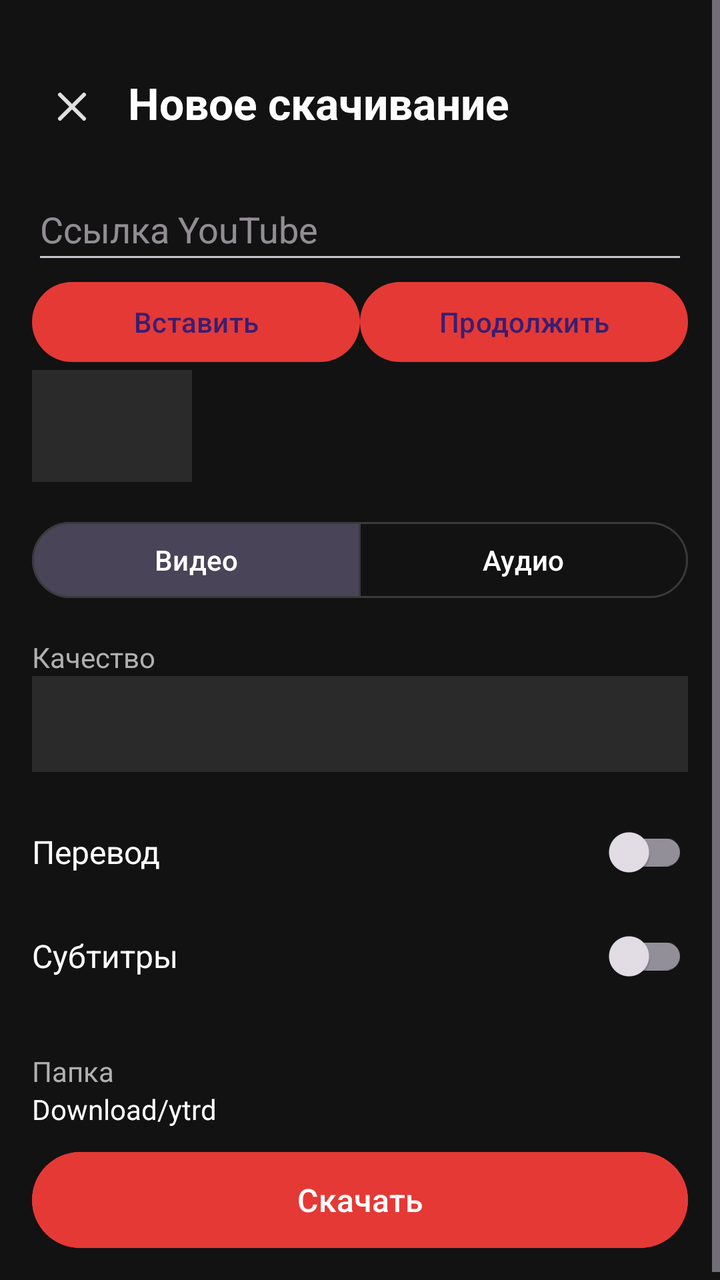
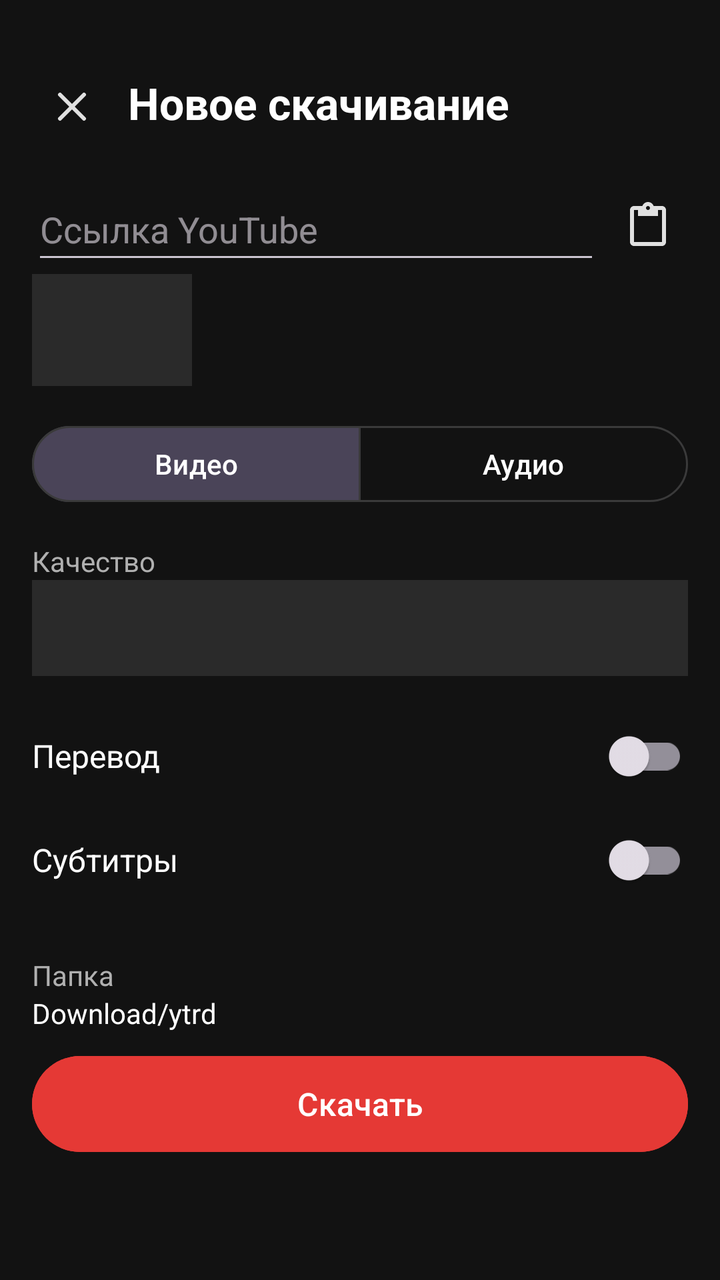

Compare the two renders of this Android layout. The source of the first and the diff that turns it into the second are given below.
<!-- AndroidManifest.xml: application theme AppTheme -->
<!-- res/layout/fragment_params.xml -->
<?xml version="1.0" encoding="utf-8"?>
<ScrollView xmlns:android="http://schemas.android.com/apk/res/android"
    android:layout_width="match_parent"
    android:layout_height="match_parent"
    android:background="@color/bg_dark">

    <LinearLayout
        android:layout_width="match_parent"
        android:layout_height="wrap_content"
        android:orientation="vertical"
        android:padding="16dp">

        
        <LinearLayout
            android:layout_width="match_parent"
            android:layout_height="wrap_content"
            android:orientation="horizontal"
            android:gravity="center_vertical"
            android:paddingTop="16dp"
            android:paddingBottom="16dp">

            <ImageButton
                android:id="@+id/btn_back"
                android:layout_width="40dp"
                android:layout_height="40dp"
                android:layout_marginTop="1dp"
                android:background="?attr/selectableItemBackgroundBorderless"
                android:src="@drawable/ic_close"
                android:contentDescription="Закрыть" />

            <TextView
                android:layout_width="wrap_content"
                android:layout_height="wrap_content"
                android:includeFontPadding="false"
                android:text="Новое скачивание"
                android:textSize="22sp"
                android:textColor="@color/text_primary"
                android:textStyle="bold"
                android:paddingStart="8dp" />
        </LinearLayout>

        <EditText
            android:id="@+id/sheet_url"
            android:layout_width="match_parent"
            android:layout_height="wrap_content"
            android:hint="Ссылка YouTube"
            android:inputType="textUri"
            android:singleLine="true"
            android:minHeight="48dp" />
        <LinearLayout android:layout_width="match_parent" android:layout_height="wrap_content">
            <com.google.android.material.button.MaterialButton
                android:id="@+id/sheet_paste"
                android:layout_width="0dp" android:layout_weight="1"
                android:layout_height="wrap_content" android:text="Вставить" />
            <com.google.android.material.button.MaterialButton
                android:id="@+id/sheet_analyze"
                android:layout_width="0dp" android:layout_weight="1"
                android:layout_height="wrap_content" android:text="Продолжить" />
        </LinearLayout>
        
        <LinearLayout
            android:layout_width="match_parent"
            android:layout_height="wrap_content"
            android:orientation="horizontal"
            android:gravity="center_vertical"
            android:paddingBottom="16dp">

            <ImageView
                android:id="@+id/img_thumb"
                android:layout_width="80dp"
                android:layout_height="56dp"
                android:scaleType="centerCrop"
                android:background="@color/card_dark" />

            <LinearLayout
                android:layout_width="0dp"
                android:layout_height="wrap_content"
                android:layout_weight="1"
                android:orientation="vertical"
                android:paddingStart="12dp">

                <TextView
                    android:id="@+id/txt_title"
                    android:layout_width="wrap_content"
                    android:layout_height="wrap_content"
                    android:textColor="@color/text_primary"
                    android:textSize="16sp"
                    android:maxLines="2"
                    android:ellipsize="end" />

                <TextView
                    android:id="@+id/txt_uploader"
                    android:layout_width="wrap_content"
                    android:layout_height="wrap_content"
                    android:textColor="@color/text_secondary"
                    android:textSize="14sp" />
            </LinearLayout>
        </LinearLayout>

        <LinearLayout android:id="@+id/sheet_options"
            android:layout_width="match_parent" android:layout_height="wrap_content"
            android:orientation="vertical">
        
        <com.google.android.material.button.MaterialButtonToggleGroup
            android:id="@+id/toggle_type"
            android:layout_width="match_parent"
            android:layout_height="wrap_content"
            android:paddingBottom="16dp"
            app:singleSelection="true"
            app:selectionRequired="true"
            app:checkedButton="@id/btn_video"
            xmlns:app="http://schemas.android.com/apk/res-auto">

            <com.google.android.material.button.MaterialButton
                android:id="@+id/btn_video"
                style="?attr/materialButtonOutlinedStyle"
                android:layout_width="0dp"
                android:layout_height="46dp"
                android:layout_weight="1"
                android:text="@string/type_video"
                android:textColor="@color/text_primary"
                android:textSize="14sp"
                app:strokeColor="@color/divider" />

            <com.google.android.material.button.MaterialButton
                android:id="@+id/btn_audio"
                style="?attr/materialButtonOutlinedStyle"
                android:layout_width="0dp"
                android:layout_height="46dp"
                android:layout_weight="1"
                android:text="@string/type_audio"
                android:textColor="@color/text_primary"
                android:textSize="14sp"
                app:strokeColor="@color/divider" />
        </com.google.android.material.button.MaterialButtonToggleGroup>

        
        <TextView
            android:id="@+id/label_quality"
            android:layout_width="wrap_content"
            android:layout_height="wrap_content"
            android:text="@string/label_quality"
            android:textColor="@color/text_secondary"
            android:textSize="14sp" />

        <Spinner
            android:id="@+id/spinner_quality"
            android:layout_width="match_parent"
            android:layout_height="48dp"
            android:background="@color/card_dark"
            android:paddingStart="12dp"
            android:layout_marginBottom="16dp" />

        
        <LinearLayout
            android:layout_width="match_parent"
            android:layout_height="wrap_content"
            android:orientation="horizontal"
            android:gravity="center_vertical"
            android:paddingBottom="4dp">

            <TextView
                android:layout_width="0dp"
                android:layout_height="wrap_content"
                android:layout_weight="1"
                android:text="@string/label_translation"
                android:textColor="@color/text_primary"
                android:textSize="16sp" />

            <com.google.android.material.switchmaterial.SwitchMaterial
                android:id="@+id/switch_translate"
                android:layout_width="wrap_content"
                android:layout_height="wrap_content" />
        </LinearLayout>

        <TextView
            android:id="@+id/txt_lang_status"
            android:layout_width="wrap_content"
            android:layout_height="wrap_content"
            android:textSize="13sp"
            android:drawablePadding="4dp"
            android:paddingBottom="16dp"
            android:visibility="gone" />

        
        <LinearLayout
            android:id="@+id/group_voice"
            android:layout_width="match_parent"
            android:layout_height="wrap_content"
            android:orientation="vertical"
            android:visibility="gone"
            android:paddingBottom="8dp">

            <TextView
                android:layout_width="wrap_content"
                android:layout_height="wrap_content"
                android:text="@string/label_voice"
                android:textColor="@color/text_secondary"
                android:textSize="14sp" />

            <Spinner
                android:id="@+id/spinner_voice"
                android:layout_width="match_parent"
                android:layout_height="48dp"
                android:background="@color/card_dark"
                android:paddingStart="12dp" />
        </LinearLayout>

        
        <LinearLayout
            android:id="@+id/group_audio_mode"
            android:layout_width="match_parent"
            android:layout_height="wrap_content"
            android:orientation="vertical"
            android:visibility="gone"
            android:paddingBottom="8dp">

            <TextView
                android:layout_width="wrap_content"
                android:layout_height="wrap_content"
                android:text="@string/label_audio_mode"
                android:textColor="@color/text_secondary"
                android:textSize="14sp"
                android:paddingBottom="4dp" />

            <RadioGroup
                android:id="@+id/radio_audio_mode"
                android:layout_width="match_parent"
                android:layout_height="wrap_content">

                <RadioButton
                    android:id="@+id/radio_mix"
                    android:layout_width="match_parent"
                    android:layout_height="wrap_content"
                    android:text="@string/mode_mix"
                    android:textColor="@color/text_primary"
                    android:checked="true" />

                <RadioButton
                    android:id="@+id/radio_dual"
                    android:layout_width="match_parent"
                    android:layout_height="wrap_content"
                    android:text="@string/mode_dual"
                    android:textColor="@color/text_primary" />
            </RadioGroup>
        </LinearLayout>

        
        <LinearLayout
            android:id="@+id/group_subtitles"
            android:layout_width="match_parent"
            android:layout_height="wrap_content"
            android:orientation="horizontal"
            android:gravity="center_vertical"
            android:paddingBottom="16dp">

            <TextView
                android:layout_width="0dp"
                android:layout_height="wrap_content"
                android:layout_weight="1"
                android:text="@string/label_subtitles"
                android:textColor="@color/text_primary"
                android:textSize="16sp" />

            <com.google.android.material.switchmaterial.SwitchMaterial
                android:id="@+id/switch_subtitles"
                android:layout_width="wrap_content"
                android:layout_height="wrap_content" />
        </LinearLayout>

        
        <LinearLayout
            android:id="@+id/row_folder"
            android:layout_width="match_parent"
            android:layout_height="wrap_content"
            android:orientation="horizontal"
            android:gravity="center_vertical"
            android:background="?attr/selectableItemBackground"
            android:clickable="true"
            android:focusable="true"
            android:paddingVertical="8dp"
            android:paddingBottom="24dp">

            <LinearLayout
                android:layout_width="0dp"
                android:layout_height="wrap_content"
                android:layout_weight="1"
                android:orientation="vertical">

                <TextView
                    android:layout_width="wrap_content"
                    android:layout_height="wrap_content"
                    android:text="@string/label_folder"
                    android:textColor="@color/text_secondary"
                    android:textSize="14sp" />

                <TextView
                    android:id="@+id/txt_folder"
                    android:layout_width="wrap_content"
                    android:layout_height="wrap_content"
                    android:text="Download/ytrd"
                    android:textColor="@color/text_primary"
                    android:textSize="14sp" />
            </LinearLayout>
        </LinearLayout>

        </LinearLayout>
        
        <com.google.android.material.button.MaterialButton
            android:id="@+id/btn_download"
            android:layout_width="match_parent"
            android:layout_height="56dp"
            android:text="@string/btn_download"
            android:textSize="16sp"
            android:backgroundTint="@color/accent"
            android:textColor="@color/text_primary"
            android:drawableStart="@android:drawable/stat_sys_download"
            android:drawablePadding="8dp" />

    </LinearLayout>
</ScrollView>
<!-- resources referenced by this layout -->
<resources>
  <color name="accent">#FFE53935</color>
  <color name="bg_dark">#FF121212</color>
  <color name="card_dark">#FF2A2A2A</color>
  <color name="divider">#FF3A3A3A</color>
  <color name="text_primary">#FFFFFFFF</color>
  <color name="text_secondary">#FFB0B0B0</color>
  <!-- drawable ic_close (drawable) -->
  <vector xmlns:android="http://schemas.android.com/apk/res/android" android:width="24dp" android:height="24dp" android:viewportWidth="24" android:viewportHeight="24"><path android:strokeColor="#FFE0E0E0" android:strokeWidth="2" android:strokeLineCap="round" android:pathData="M6,6 L18,18 M18,6 L6,18" /></vector>
  <string name="btn_download">Скачать</string>
  <string name="label_audio_mode">Звук</string>
  <string name="label_folder">Папка</string>
  <string name="label_quality">Качество</string>
  <string name="label_subtitles">Субтитры</string>
  <string name="label_translation">Перевод</string>
  <string name="label_voice">Голос</string>
  <string name="mode_dual">Две дорожки</string>
  <string name="mode_mix">Поверх оригинала</string>
  <string name="type_audio">Аудио</string>
  <string name="type_video">Видео</string>
  <style name="AppTheme" parent="Theme.Material3.Dark.NoActionBar">
          <item name="colorPrimary">@color/accent</item>
          <item name="colorPrimaryDark">@color/accent_dark</item>
          <item name="colorAccent">@color/accent</item>
          <item name="android:colorBackground">@color/bg_dark</item>
          <item name="android:windowBackground">@color/bg_dark</item>
          <item name="android:statusBarColor">@color/bg_dark</item>
          <item name="android:navigationBarColor">@color/bg_dark</item>
      </style>
  <color name="accent_dark">#FFB71C1C</color>
</resources>

<!-- the commit's change to res/layout/fragment_params.xml (unified diff, before → after) -->
@@ -39,23 +39,43 @@
                 android:paddingStart="8dp" />
         </LinearLayout>
 
-        <EditText
-            android:id="@+id/sheet_url"
-            android:layout_width="match_parent"
-            android:layout_height="wrap_content"
-            android:hint="Ссылка YouTube"
-            android:inputType="textUri"
-            android:singleLine="true"
-            android:minHeight="48dp" />
-        <LinearLayout android:layout_width="match_parent" android:layout_height="wrap_content">
-            <com.google.android.material.button.MaterialButton
-                android:id="@+id/sheet_paste"
-                android:layout_width="0dp" android:layout_weight="1"
-                android:layout_height="wrap_content" android:text="Вставить" />
-            <com.google.android.material.button.MaterialButton
-                android:id="@+id/sheet_analyze"
-                android:layout_width="0dp" android:layout_weight="1"
-                android:layout_height="wrap_content" android:text="Продолжить" />
+        
+        <LinearLayout
+            android:layout_width="match_parent"
+            android:layout_height="wrap_content"
+            android:orientation="horizontal"
+            android:gravity="center_vertical">
+
+            <EditText
+                android:id="@+id/sheet_url"
+                android:layout_width="0dp"
+                android:layout_height="wrap_content"
+                android:layout_weight="1"
+                android:hint="Ссылка YouTube"
+                android:inputType="textUri"
+                android:singleLine="true"
+                android:minHeight="48dp" />
+
+            <ImageButton
+                android:id="@+id/btn_clear_url"
+                android:layout_width="40dp"
+                android:layout_height="40dp"
+                android:layout_marginStart="4dp"
+                android:background="?attr/selectableItemBackgroundBorderless"
+                android:src="@drawable/ic_close"
+                android:scaleType="centerInside"
+                android:visibility="gone"
+                android:contentDescription="Очистить" />
+
+            <ImageButton
+                android:id="@+id/btn_paste_url"
+                android:layout_width="40dp"
+                android:layout_height="40dp"
+                android:layout_marginStart="4dp"
+                android:background="?attr/selectableItemBackgroundBorderless"
+                android:src="@drawable/ic_paste"
+                android:scaleType="centerInside"
+                android:contentDescription="Вставить из буфера" />
         </LinearLayout>
         
         <LinearLayout
<!-- resource entries referenced after the edit -->
@@ -8,6 +8,16 @@
   <color name="text_secondary">#FFB0B0B0</color>
   <!-- drawable ic_close (drawable) -->
   <vector xmlns:android="http://schemas.android.com/apk/res/android" android:width="24dp" android:height="24dp" android:viewportWidth="24" android:viewportHeight="24"><path android:strokeColor="#FFE0E0E0" android:strokeWidth="2" android:strokeLineCap="round" android:pathData="M6,6 L18,18 M18,6 L6,18" /></vector>
+  <!-- drawable ic_paste (drawable) -->
+  <vector xmlns:android="http://schemas.android.com/apk/res/android"
+      android:width="24dp"
+      android:height="24dp"
+      android:viewportWidth="24"
+      android:viewportHeight="24">
+      <path
+          android:fillColor="#FFE0E0E0"
+          android:pathData="M19,2h-4.18C14.4,0.84 13.3,0 12,0c-1.3,0 -2.4,0.84 -2.82,2H5C3.9,2 3,2.9 3,4v16c0,1.1 0.9,2 2,2h14c1.1,0 2,-0.9 2,-2V4C21,2.9 20.1,2 19,2zM12,2c0.55,0 1,0.45 1,1s-0.45,1 -1,1 -1,-0.45 -1,-1 0.45,-1 1,-1zM19,20H5V4h2v3h10V4h2V20z" />
+  </vector>
   <string name="btn_download">Скачать</string>
   <string name="label_audio_mode">Звук</string>
   <string name="label_folder">Папка</string>
